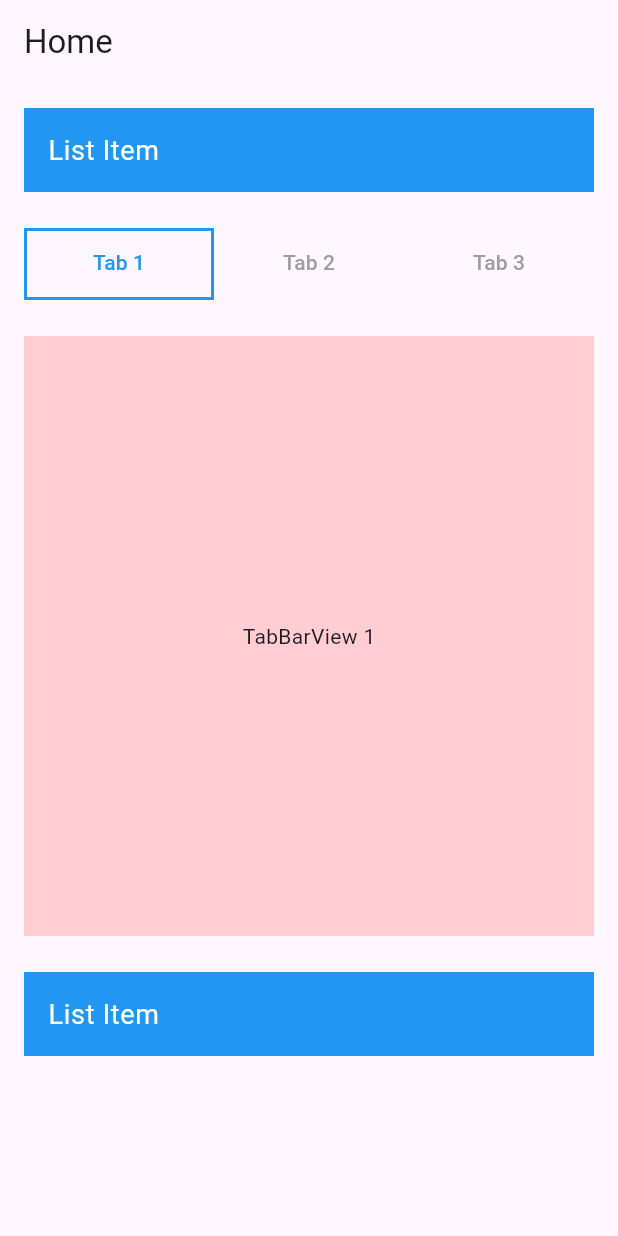
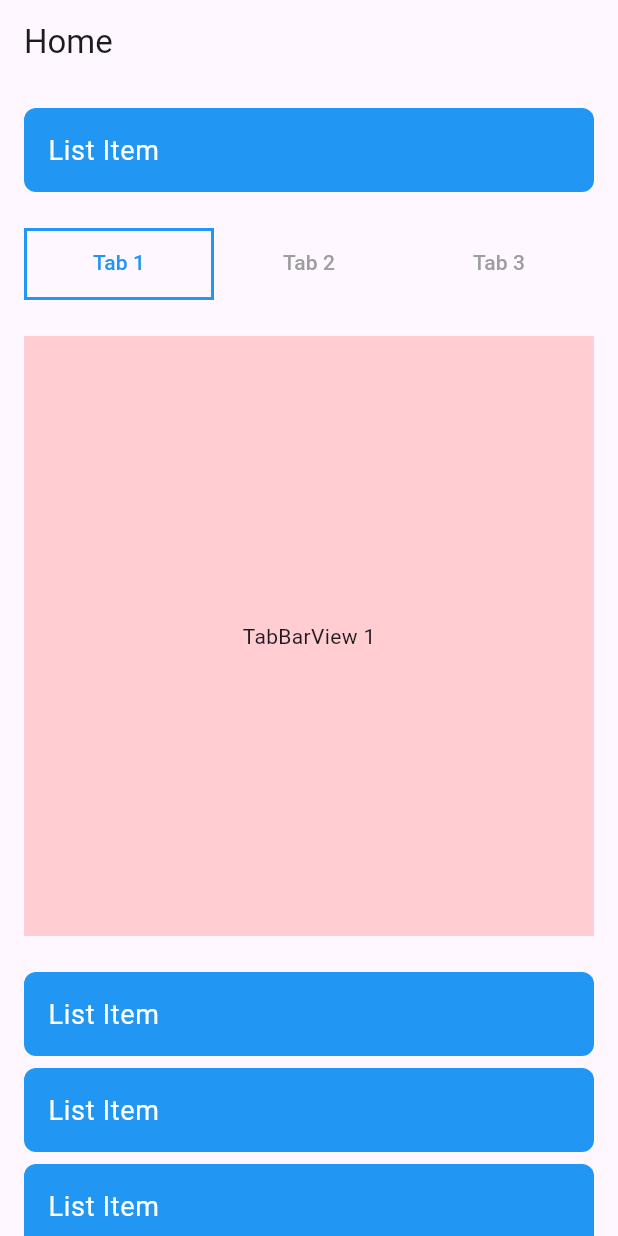
Before and after one commit to ali-xr/neatkid-test, a Flutter app: the screen it shows after launch, on a phone screen of 412 x 824 dp. Run offline on Flutter 3.47's test engine with Material 3 defaults, Android fonts, the phone set to English and light mode, and no system bars.

Commit message:
fix: Scrolling List under TabBarView

```diff
--- a/lib/features/home/presentation/parts/home.dart
+++ b/lib/features/home/presentation/parts/home.dart
@@ -8,13 +8,15 @@ class MyHomePage extends StatelessWidget {
   Widget build(BuildContext context) {
     return DefaultTabController(
       length: 3,
+      child: DefaultTabController(
+        length: 3,
         child: Scaffold(
           appBar: AppBar(title: const Text("Home")),
           body: ListView(
             padding: EdgeInsets.all(16),
             children: [
-            ListElement(),
-            SizedBox(height: 24),
+              ListElement(bottom: 24,),
+
               TabBar(
                 labelColor: Colors.blue,
                 unselectedLabelColor: Colors.grey,
@@ -39,7 +41,7 @@ class MyHomePage extends StatelessWidget {
                           ),
                         ),
                         SizedBox(height: 24),
-                      ListElement(),
+                        ListElement(bottom: 10,),
                       ],
                     ),
                     Container(color: Colors.blue.shade100, alignment: Alignment.center, child: Text("TabBarView 3")),
@@ -47,9 +49,16 @@ class MyHomePage extends StatelessWidget {
                 ),
               ),
               SizedBox(height: 24),
-            ListElement(),
-            SizedBox(height: MediaQuery.of(context).size.height),
+              ListView.builder(
+                primary: false,
+                shrinkWrap: true,
+                itemCount: 20,
+                itemBuilder: (context, index) {
+                  return ListElement(bottom: 8,);
+                },
+              ),
             ],
+          ),
         ),
       ),
     );
--- a/lib/features/home/presentation/widgets/list_element.dart
+++ b/lib/features/home/presentation/widgets/list_element.dart
@@ -1,14 +1,17 @@
 import 'package:flutter/material.dart';
 
 class ListElement extends StatelessWidget {
-  const ListElement({super.key});
-
+  const ListElement({super.key, this.bottom});
+  final double? bottom;
   @override
   Widget build(BuildContext context) {
-    return ListTile(
+    return Padding(padding: EdgeInsets.only(bottom: bottom??0),
+    child: ListTile(
+      shape: RoundedRectangleBorder(borderRadius: BorderRadius.circular(8)),
       tileColor: Colors.blue,
       title: Text("List Item", style: TextStyle(fontSize: 18, color: Colors.white)),
       onTap: () {},
+    ),
     );
   }
 }
--- a/lib/main.dart
+++ b/lib/main.dart
@@ -11,7 +11,7 @@ class MyApp extends StatelessWidget {
   @override
   Widget build(BuildContext context) {
     return MaterialApp(
-      title: 'Flutter Demo',
+      title: 'Neat Kid',
       theme: ThemeData(colorScheme: ColorScheme.fromSeed(seedColor: Colors.deepPurple)),
       home: const MyHomePage(),
     );
```
Also changed, not shown: 1 other file. Lines whose indentation alone changed are shown as unchanged.
